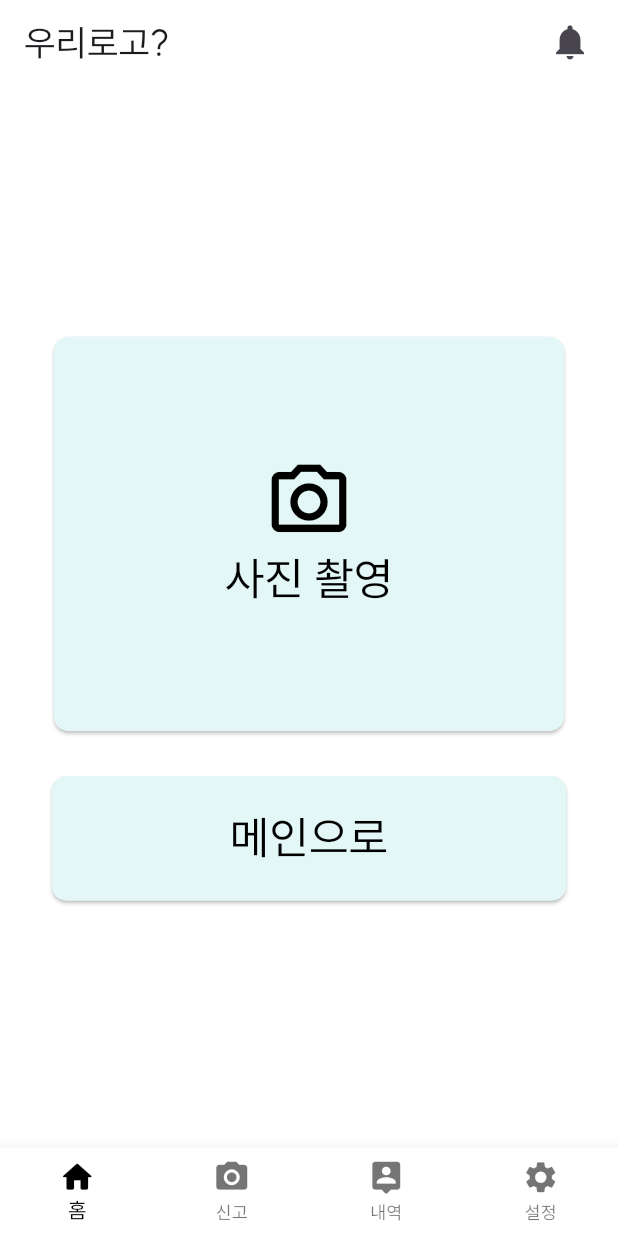
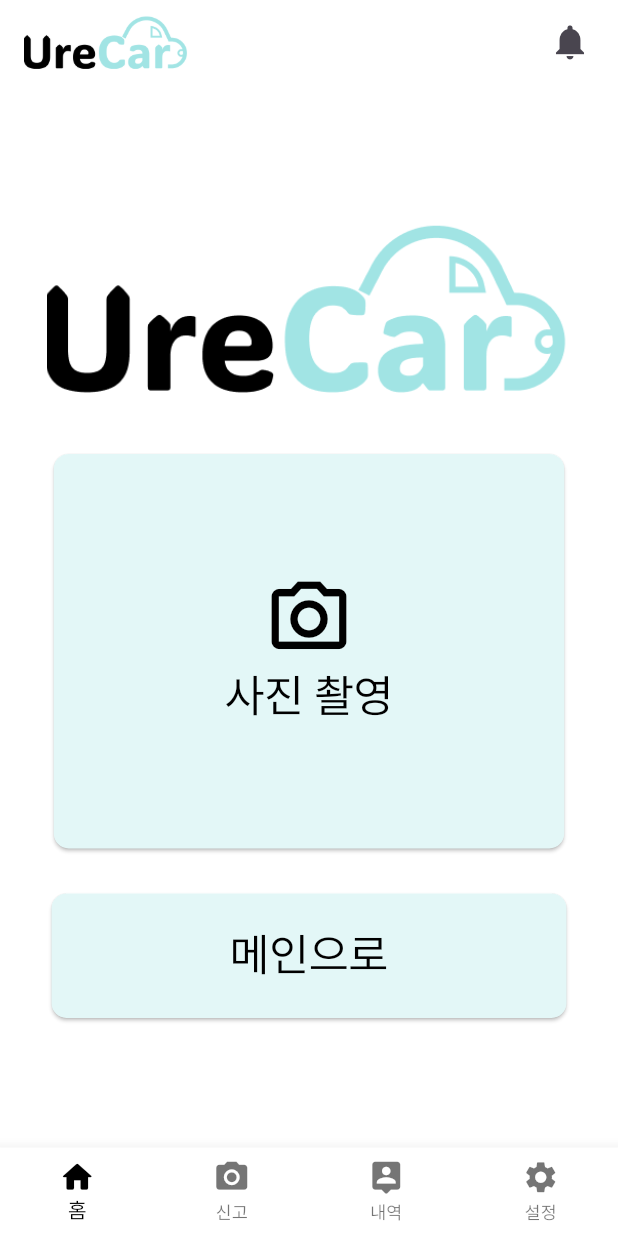
Before and after one commit to JihwanByun/urecar, a Flutter app: the screen it shows after launch, on a phone screen of 412 x 824 dp. Run offline on Flutter 3.47's test engine with Material 3 defaults, Android fonts, the phone set to English and light mode, and no system bars; our stand-ins replace camera, get.

Commit message:
feat: create home screen protype

```diff
--- a/frontend/lib/components/common/top_bar.dart
+++ b/frontend/lib/components/common/top_bar.dart
@@ -1,6 +1,4 @@
 import 'package:flutter/material.dart';
-import 'package:frontend/screens/notification_screen.dart';
-import 'package:get/get.dart';
 
 class TopBar extends StatelessWidget {
   final VoidCallback onNotificationPressed;
@@ -11,9 +9,9 @@ class TopBar extends StatelessWidget {
   Widget build(BuildContext context) {
     return AppBar(
       backgroundColor: Theme.of(context).scaffoldBackgroundColor,
-      title: const Text(
-        "우리로고?",
-        style: TextStyle(fontSize: 24),
+      title: Image.asset(
+        'assets/images/logo.png',
+        width: 110,
       ),
       actions: [
         Padding(
--- a/frontend/lib/controller.dart
+++ b/frontend/lib/controller.dart
@@ -1,4 +1,5 @@
 import 'package:get/get.dart';
+import 'package:camera/camera.dart';
 
 class MainController extends GetxController {
   var currentIndex = 0.obs; // 현재 탭 인덱스
--- a/frontend/lib/screens/camera_screen.dart
+++ b/frontend/lib/screens/camera_screen.dart
@@ -1,4 +1,5 @@
 import 'package:flutter/material.dart';
+import 'package:camera/camera.dart';
 
 class CameraScreen extends StatefulWidget {
   const CameraScreen({super.key});
@@ -11,7 +12,7 @@ class _CameraScreenState extends State<CameraScreen> {
   @override
   Widget build(BuildContext context) {
     return const Center(
-      child: Text("camera"),
+      child: Text("Camera"),
     );
   }
 }
--- a/frontend/lib/screens/landing_screen.dart
+++ b/frontend/lib/screens/landing_screen.dart
@@ -13,6 +13,13 @@ class LandingScreen extends StatelessWidget {
       child: Column(
         mainAxisAlignment: MainAxisAlignment.center,
         children: [
+          Image.asset(
+            'assets/images/logo.png',
+            width: 350,
+          ),
+          const SizedBox(
+            height: 40,
+          ),
           Button(
             text: "사진 촬영",
             onPressed: () {
--- a/frontend/lib/screens/main_screen.dart
+++ b/frontend/lib/screens/main_screen.dart
@@ -58,6 +58,9 @@ class _MainScreenState extends State<MainScreen> {
         currentIndex: currentIndex,
         onTap: (int index) {
           controller.changePage(index);
+          setState(() {
+            currentIndex = controller.currentIndex.value;
+          });
         },
       ),
     );
--- a/frontend/pubspec.yaml
+++ b/frontend/pubspec.yaml
@@ -60,8 +60,8 @@ flutter:
   uses-material-design: true
 
   # To add assets to your application, add an assets section, like this:
-  # assets:
-  #   - images/a_dot_burr.jpeg
+  assets:
+    - assets/images/
   #   - images/a_dot_ham.jpeg
 
   # An image asset can refer to one or more resolution-specific "variants", see
```
Also changed, not shown: frontend/lib/components/common/screen_card.dart (added, +38 -0 lines), frontend/lib/screens/home_screen.dart (+40 -7 lines), frontend/assets/images/logo.png, 3 other files.
